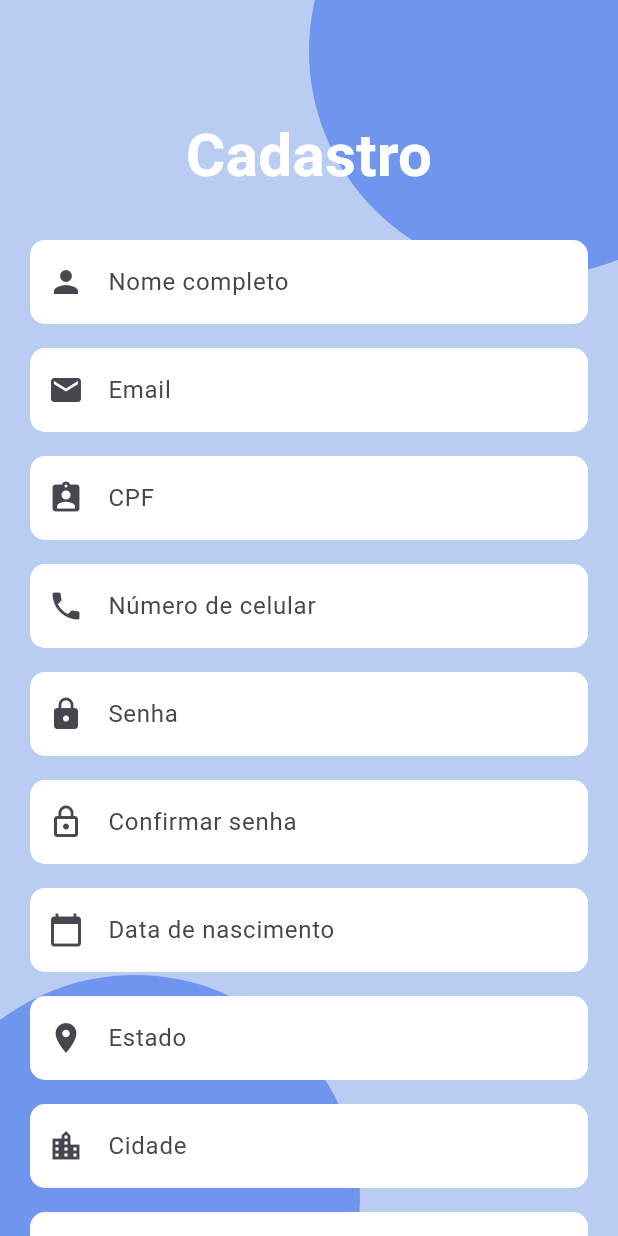
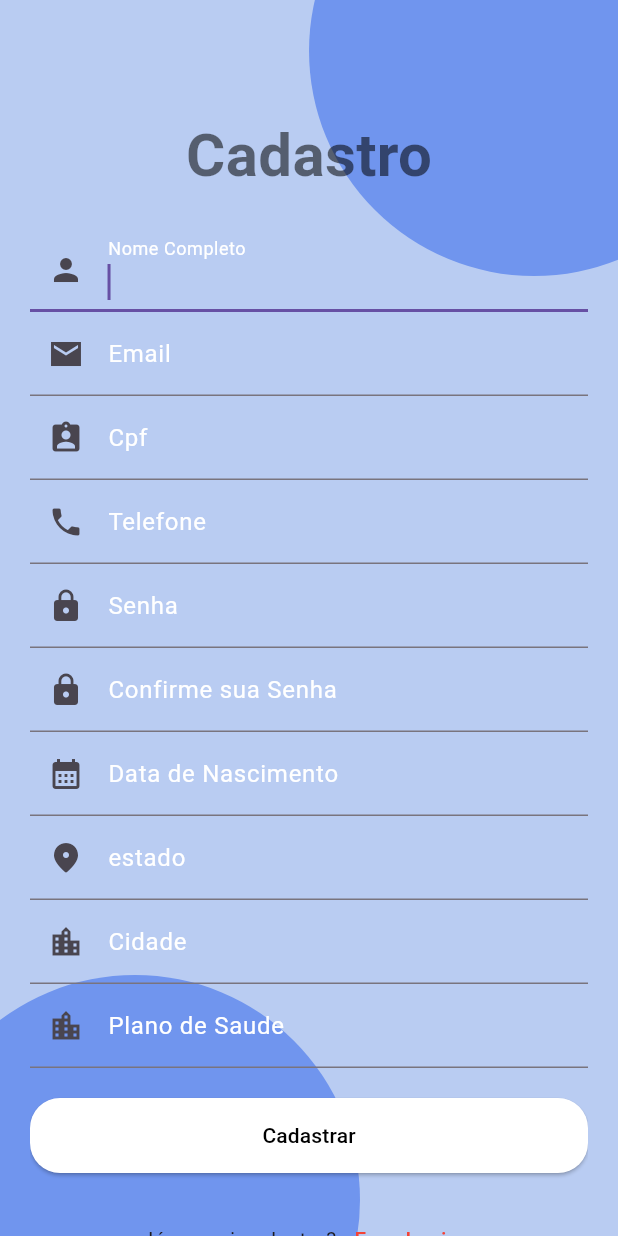
Before and after one commit to Hratus/SisMed-main, a Flutter app: the CadastroPage screen opened directly, on a phone screen of 412 x 824 dp. Run offline on Flutter 3.47's test engine with Material 3 defaults, Android fonts, the phone set to English and light mode, and no system bars; our stand-ins replace parse_server_sdk_flutter; Roboto replaces fonts that are missing (MinhaFonte).

```diff
--- a/SisMed-main/sis_med/lib/main.dart
+++ b/SisMed-main/sis_med/lib/main.dart
@@ -6,9 +6,9 @@ import 'package:parse_server_sdk_flutter/parse_server_sdk_flutter.dart';
 void main() async{
   runApp(MyApp());
   WidgetsFlutterBinding.ensureInitialized();
-       final keyApplicationId = 'E6HNaApKj5z8wWPcdkurSNblLJHGRiR3ojGj3Shl';
-       final keyClientKey = 'dZmKErTwnzs3EqGw1NaQPNoZcvAsIG4G4RQh0Zx3';
-       final keyParseServerUrl = 'https://parseapi.back4app.com';
+       const keyApplicationId = 'E6HNaApKj5z8wWPcdkurSNblLJHGRiR3ojGj3Shl';
+       const keyClientKey = 'dZmKErTwnzs3EqGw1NaQPNoZcvAsIG4G4RQh0Zx3';
+       const keyParseServerUrl = 'https://parseapi.back4app.com';
 
        await Parse().initialize(keyApplicationId, keyParseServerUrl,
                clientKey: keyClientKey, autoSendSessionId: true);
@@ -18,7 +18,7 @@ void main() async{
   //              'message', 'Hey ! First message from Flutter. Parse is now connected');
    // await firstObject.save();
    // print('done');
-
+// voce parou aqui!!!!!!!!!!!
 }
 
 class MyApp extends StatelessWidget {
@@ -31,4 +31,11 @@ class MyApp extends StatelessWidget {
       home: PrincipalPage(), // Chamando a tela principal
     );
   }
+
+
+
+
+
+
+
 }
--- /dev/null
+++ b/SisMed-main/sis_med/lib/models/cadastro.dart
@@ -0,0 +1,27 @@
+
+
+class Cadastro {
+
+  String? nomeCompleto;
+  String? email;
+  String? cpf;
+  String? telefone;
+  String? senha;
+  String? dataNascimento;
+  String? cidade;
+  String? estado;
+  String? planoDeSaude;
+
+  Cadastro({
+    this.nomeCompleto,
+    this.email,
+    this.cpf,
+    this.telefone,
+    this.senha,
+    this.dataNascimento,
+    this.cidade,
+    this.estado,
+    this.planoDeSaude,
+});
+
+}
--- a/SisMed-main/sis_med/lib/pages/CadastroPage.dart
+++ b/SisMed-main/sis_med/lib/pages/CadastroPage.dart
@@ -1,27 +1,49 @@
 import 'package:flutter/material.dart';
+import 'package:sis_med/models/cadastro.dart';
 import 'login.dart';
+import 'package:parse_server_sdk_flutter/parse_server_sdk_flutter.dart';
+import 'dart:io';
 
 class CadastroPage extends StatelessWidget {
-  @override
+
+
+TextEditingController fullNameInputController = TextEditingController();
+TextEditingController emailInputController = TextEditingController();
+TextEditingController cpfInputController = TextEditingController();
+TextEditingController telefoneInoutController = TextEditingController();
+TextEditingController senhaIputController = TextEditingController();
+TextEditingController dataNascInputController = TextEditingController();
+TextEditingController cidadeInputController = TextEditingController();
+TextEditingController estadoInputController =TextEditingController();
+TextEditingController planoDeSaudeInputController = TextEditingController();
+
+
+
+///mudar tudo para FORMS
+
+
+
+      @override
   Widget build(BuildContext context) {
     return Scaffold(
-      backgroundColor: Color(0xFFB9CCF2),
+
+      backgroundColor: const Color(0xFFB9CCF2),
       body: Stack(
         children: [
           Positioned(
             left: -60,
             top: 650,
             child: CustomPaint(
-              size: Size(300, 300),
-              painter: EllipsePainter(color: Color.fromRGBO(10, 72, 233, 0.42)),
+              size: const Size(300, 300),
+              painter: EllipsePainter(color: const Color.fromRGBO(10, 72, 233, 0.42)),
             ),
           ),
           Positioned(
             left: 206.02,
             top: -116,
             child: CustomPaint(
-              size: Size(300, 300),
-              painter: EllipsePainter(color: Color.fromRGBO(10, 72, 233, 0.42)),
+              size: const Size(300, 300),
+              painter: EllipsePainter(color: const Color.fromRGBO(10, 72, 233, 0.42)),
             ),
           ),
           Center(
@@ -31,79 +53,173 @@ class CadastroPage extends StatelessWidget {
                 child: Column(
                   mainAxisAlignment: MainAxisAlignment.center,
                   children: [
-                    SizedBox(height: 75.0),
-                    Text(
+                    const SizedBox(height: 75.0),
+                    const Text(
                       'Cadastro',
                       style: TextStyle(
                         fontSize: 40,
                         fontWeight: FontWeight.bold,
-                        color: Colors.white, // Define a cor do título
+                        color: Colors.black54, // Define a cor do título
                         fontFamily: 'MinhaFonte', // Usa a fonte personalizada
+                      )
+                    ),
+
+
+                    const SizedBox(height: 20),
+                   TextFormField(
+                     controller: fullNameInputController,
+                     autofocus: true,
+                     decoration:  const InputDecoration(
+                       labelText: "Nome Completo",
+                       labelStyle: TextStyle(
+                         color: Colors.white
+                       ),
+                       prefixIcon: Icon(Icons.person)
+                     )
+                   ),
+
+
+                    TextFormField(
+                      controller: emailInputController ,
+                      autofocus: true,
+                      decoration: const InputDecoration(
+                        labelText: "Email",
+                        labelStyle: TextStyle(
+                          color: Colors.white
                       ),
+                        prefixIcon: Icon(Icons.mail_sharp)
+                    )
                     ),
-                    SizedBox(height: 20),
-                    CustomTextField(
-                      labelText: 'Nome completo',
-                      icon: Icons.person,
+
+
+                    TextFormField(
+                      controller: cpfInputController,
+                      autofocus: true,
+                      decoration: const InputDecoration(
+                        labelText: "Cpf",
+                        labelStyle: TextStyle(
+                          color: Colors.white
+                        ),
+                          prefixIcon: Icon(Icons.assignment_ind)
+                      )
                     ),
-                    CustomTextField(
-                      labelText: 'Email',
-                      icon: Icons.email,
+
+
+                    TextFormField(
+                      controller: telefoneInoutController,
+                      autofocus: true,
+                      decoration: const InputDecoration(
+                        labelText: "Telefone",
+                        labelStyle: TextStyle(
+                          color: Colors.white
+                        ),
+                        prefixIcon:  Icon(Icons.phone)
+
+                      )
                     ),
-                    CustomTextField(
-                      labelText: 'CPF',
-                      icon: Icons.assignment_ind,
+
+
+                   TextFormField(controller: senhaIputController,
+                     autofocus: true,
+                     //obscureText: true,
+                     decoration: const InputDecoration(
+                       labelText: "Senha",
+                       labelStyle: TextStyle(
+                         color: Colors.white
+                       ),
+                         prefixIcon: Icon(Icons.lock)
+                     )
+
+                   ),
+
+
+                    TextFormField(controller: senhaIputController,
+                      autofocus: true,
+                      decoration: const InputDecoration(
+                        labelText: "Confirme sua Senha",
+                        labelStyle: TextStyle(
+                          color: Colors.white
+                        ),
+                        prefixIcon: Icon(Icons.lock)
+                      )
+
                     ),
-                    CustomTextField(
-                      labelText: 'Número de celular',
-                      icon: Icons.phone,
+
+                    TextFormField(controller: dataNascInputController,
+                      autofocus: true,
+                      decoration: const InputDecoration(
+                        labelText: "Data de Nascimento",
+                        labelStyle: TextStyle(
+                          color: Colors.white
+                        ),
+                        prefixIcon: Icon(Icons.calendar_month)
+
+                      )
+
                     ),
-                    CustomTextField(
-                      labelText: 'Senha',
-                      icon: Icons.lock,
-                      obscureText: true,
+                    TextFormField(controller: estadoInputController,
+                      autofocus: true,
+                      decoration: const InputDecoration(
+                        labelText: "estado",
+                        labelStyle: TextStyle(
+                          color: Colors.white
+                        ),
+                        prefixIcon: Icon(Icons.location_on_rounded)
+                      )
+
                     ),
-                    CustomTextField(
-                      labelText: 'Confirmar senha',
-                      icon: Icons.lock_outline,
-                      obscureText: true,
+
+
+                    TextFormField(controller: cidadeInputController,
+                      autofocus: true,
+                      decoration: const InputDecoration(
+                        labelText: "Cidade",
+                        labelStyle: TextStyle(
+                          color: Colors.white
+                        ),
+                        prefixIcon: Icon(Icons.location_city)
+                      )
                     ),
-                    CustomTextField(
-                      labelText: 'Data de nascimento',
-                      icon: Icons.calendar_today,
+
+                    TextFormField(controller: planoDeSaudeInputController,
+                    autofocus: true,
+                      decoration: const InputDecoration(
+                        labelText: "Plano de Saude",
+                        labelStyle: TextStyle(
+                          color: Colors.white
+                        ),
+                        prefixIcon: Icon(Icons.location_city)
+                      )
                     ),
-                    CustomTextField(
-                      labelText: 'Estado',
-                      icon: Icons.location_on,
-                    ),
-                    CustomTextField(
-                      labelText: 'Cidade',
-                      icon: Icons.location_city,
-                    ),
-                    CustomTextField(
-                      labelText: 'Plano de saúde',
-                      icon: Icons.local_hospital,
-                    ),
-                    SizedBox(height: 20),
+
+
+
+
+                    const SizedBox(height: 20),
                     ElevatedButton(
                       onPressed: () {
                         // Adicionar lógica de cadastro aqui
+                        doSignUp();
+
                       },
+
+
+
                       style: ElevatedButton.styleFrom(
                         foregroundColor: Colors.black,
                         backgroundColor: Colors.white,
                         shape: RoundedRectangleBorder(
                           borderRadius: BorderRadius.circular(20.0),
                         ),
-                        minimumSize: Size(double.infinity, 50.0),
+                        minimumSize: const Size(double.infinity, 50.0),
                       ),
-                      child: Text('Cadastrar'),
+                      child: const Text('Cadastrar'),
                     ),
-                    SizedBox(height: 20),
+                    const SizedBox(height: 20),
                     Row(
                       mainAxisAlignment: MainAxisAlignment.center,
                       children: [
-                        Text('Já possui cadastro?'),
+                        const Text('Já possui cadastro?'),
                         TextButton(
                           onPressed: () {
                             Navigator.push(
@@ -111,9 +227,9 @@ class CadastroPage extends StatelessWidget {
                               MaterialPageRoute(builder: (context) => LoginPage()),
                             );
                           },
-                          child: Text(
+                          child:  const Text(
                             'Faça Login',
-                            style: TextStyle(color: Colors.red),
+                            style:  TextStyle(color: Colors.red),
                           ),
                         ),
                       ],
@@ -126,15 +242,32 @@ class CadastroPage extends StatelessWidget {
         ],
       ),
     );
+
+  }
+  void doSignUp(){
+        Cadastro newCadastro = Cadastro(nomeCompleto: fullNameInputController.text,
+          email: emailInputController.text,
+          cpf: cpfInputController.text,
+          telefone: telefoneInoutController.text,
+          senha: senhaIputController.text,
+          dataNascimento: dataNascInputController.text,
+          cidade: cidadeInputController.text,
+          estado: estadoInputController.text,
+          planoDeSaude: planoDeSaudeInputController.text,
+        );
+        print(newCadastro);
   }
 }
+
+
+
 
 class CustomTextField extends StatelessWidget {
   final String labelText;
   final IconData icon;
   final bool obscureText;
 
-  CustomTextField({required this.labelText, required this.icon, this.obscureText = false});
+  const CustomTextField({super.key, required this.labelText, required this.icon, this.obscureText = false});
 
   @override
   Widget build(BuildContext context) {
@@ -157,6 +290,8 @@ class CustomTextField extends StatelessWidget {
   }
 }
 
+
+
 class EllipsePainter extends CustomPainter {
   final Color color;
 
@@ -174,4 +309,30 @@ class EllipsePainter extends CustomPainter {
   bool shouldRepaint(covariant CustomPainter oldDelegate) {
     return false;
   }
+
+  void doSaveDataCadastro() async{
+    var parseObject = ParseObject("Cadastro")
+      ..set("nomeCompleto", "" )
+      ..set("email", "")
+      ..set("cpf", "")
+      ..set("telefone", "")
+      ..set("senha", "")
+      ..set("dataNascimento", "")
+      ..set("cidade", "")
+      ..set("estado", "")
+      ..set("planoDeSaude", "");
+
+    final ParseResponse parseResponse = await parseObject.save();
+
+
+
+  }
+
+  void doReadDataCadastro() async{
+
+  }
+
+  void doUpdateDataCadastro() async{
+
+  }
 }
--- a/SisMed-main/sis_med/lib/pages/PrincipalPage.dart
+++ b/SisMed-main/sis_med/lib/pages/PrincipalPage.dart
@@ -73,7 +73,7 @@ class PrincipalPage extends StatelessWidget {
                     ),
                     minimumSize: const Size(250.0, 50.0),
                   ),
-                  child: const Text('Cadastroa-se'),
+                  child: const Text('Cadastrar-se'),
                 ),
               ],
             ),
```
